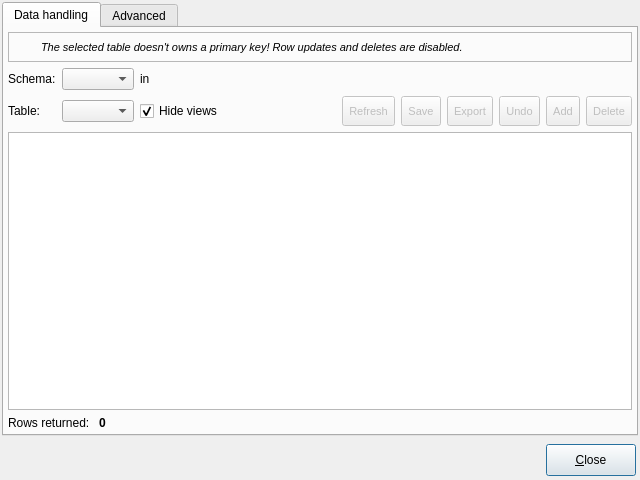
First picture: the form in libpgmodeler_ui/ui/datamanipulationform.ui, repository pgmodeler/pgmodeler, before the edit.
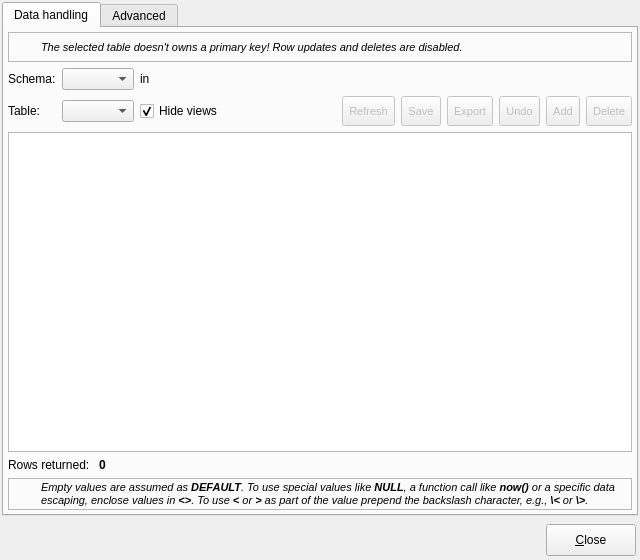
Second picture: the form after the edit. Icons and pictures are not drawn.

Commit message: Finished the implementation of DataManipulationForm. Pending code comments.

Diff of the .ui file:
```diff
--- a/libpgmodeler_ui/ui/datamanipulationform.ui
+++ b/libpgmodeler_ui/ui/datamanipulationform.ui
@@ -7,13 +7,13 @@
     <x>0</x>
     <y>0</y>
     <width>640</width>
-    <height>480</height>
+    <height>560</height>
    </rect>
   </property>
   <property name="minimumSize">
    <size>
     <width>640</width>
-    <height>480</height>
+    <height>560</height>
    </size>
   </property>
   <property name="windowTitle">
@@ -126,6 +126,9 @@
        <property name="autoRepeat">
         <bool>false</bool>
        </property>
+       <property name="autoDefault">
+        <bool>false</bool>
+       </property>
        <property name="flat">
         <bool>false</bool>
        </property>
@@ -704,6 +707,97 @@
          </item>
         </layout>
        </item>
+       <item row="5" column="0" colspan="10">
+        <widget class="QFrame" name="hint_frm">
+         <property name="sizePolicy">
+          <sizepolicy hsizetype="Preferred" vsizetype="Preferred">
+           <horstretch>0</horstretch>
+           <verstretch>0</verstretch>
+          </sizepolicy>
+         </property>
+         <property name="minimumSize">
+          <size>
+           <width>0</width>
+           <height>30</height>
+          </size>
+         </property>
+         <property name="frameShape">
+          <enum>QFrame::StyledPanel</enum>
+         </property>
+         <property name="frameShadow">
+          <enum>QFrame::Raised</enum>
+         </property>
+         <layout class="QGridLayout" name="gridLayout_5">
+          <property name="leftMargin">
+           <number>2</number>
+          </property>
+          <property name="topMargin">
+           <number>2</number>
+          </property>
+          <property name="rightMargin">
+           <number>2</number>
+          </property>
+          <property name="bottomMargin">
+           <number>2</number>
+          </property>
+          <item row="0" column="0">
+           <widget class="QLabel" name="label_6">
+            <property name="minimumSize">
+             <size>
+              <width>24</width>
+              <height>24</height>
+             </size>
+            </property>
+            <property name="maximumSize">
+             <size>
+              <width>24</width>
+              <height>24</height>
+             </size>
+            </property>
+            <property name="text">
+             <string/>
+            </property>
+            <property name="textFormat">
+             <enum>Qt::AutoText</enum>
+            </property>
+            <property name="pixmap">
+             <pixmap resource="../res/resources.qrc">:/icones/icones/msgbox_info.png</pixmap>
+            </property>
+            <property name="scaledContents">
+             <bool>true</bool>
+            </property>
+           </widget>
+          </item>
+          <item row="0" column="1">
+           <widget class="QLabel" name="label_7">
+            <property name="sizePolicy">
+             <sizepolicy hsizetype="Preferred" vsizetype="Preferred">
+              <horstretch>0</horstretch>
+              <verstretch>0</verstretch>
+             </sizepolicy>
+            </property>
+            <property name="font">
+             <font>
+              <pointsize>8</pointsize>
+              <weight>50</weight>
+              <italic>true</italic>
+              <bold>false</bold>
+              <underline>false</underline>
+              <strikeout>false</strikeout>
+              <kerning>true</kerning>
+             </font>
+            </property>
+            <property name="text">
+             <string>Empty values are assumed as &lt;strong&gt;DEFAULT&lt;/strong&gt;. To use special values like &lt;strong&gt;NULL&lt;/strong&gt;, a function call like &lt;strong&gt;now()&lt;/strong&gt; or a specific data escaping, enclose values in &lt;strong&gt;&amp;lt;&amp;gt;&lt;/strong&gt;. To use &lt;strong&gt;&amp;lt;&lt;/strong&gt; or &lt;strong&gt;&amp;gt;&lt;/strong&gt; as part of the value prepend the backslash character, e.g., &lt;strong&gt;\&amp;lt;&lt;/strong&gt; or &lt;strong&gt;\&amp;gt;&lt;/strong&gt;.</string>
+            </property>
+            <property name="wordWrap">
+             <bool>true</bool>
+            </property>
+           </widget>
+          </item>
+         </layout>
+        </widget>
+       </item>
       </layout>
      </widget>
      <widget class="QWidget" name="tab_2">
```
Left out of the diff: 191 changed lines with no effect on the pictures. The commit also changes 8 other files.
